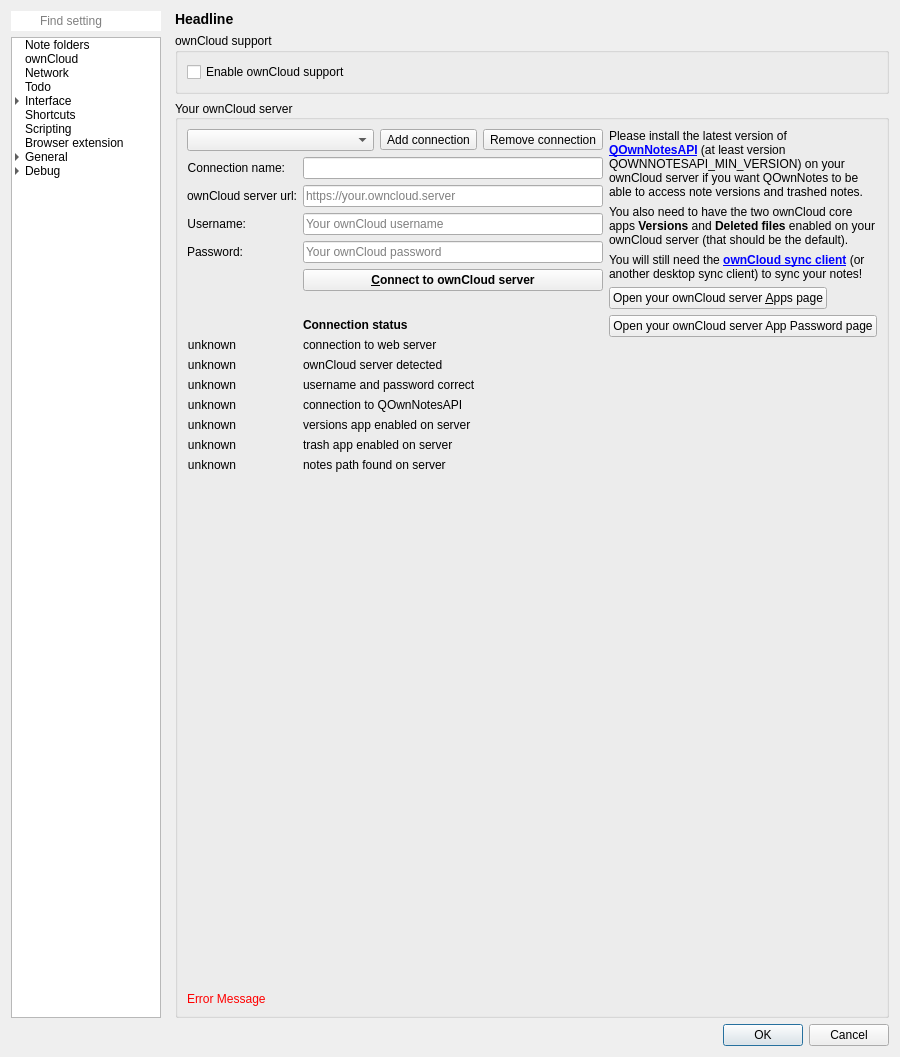
This is src/dialogs/settingsdialog.ui in pbek/QOwnNotes as Qt 5 draws it before an edit. The edited form follows.
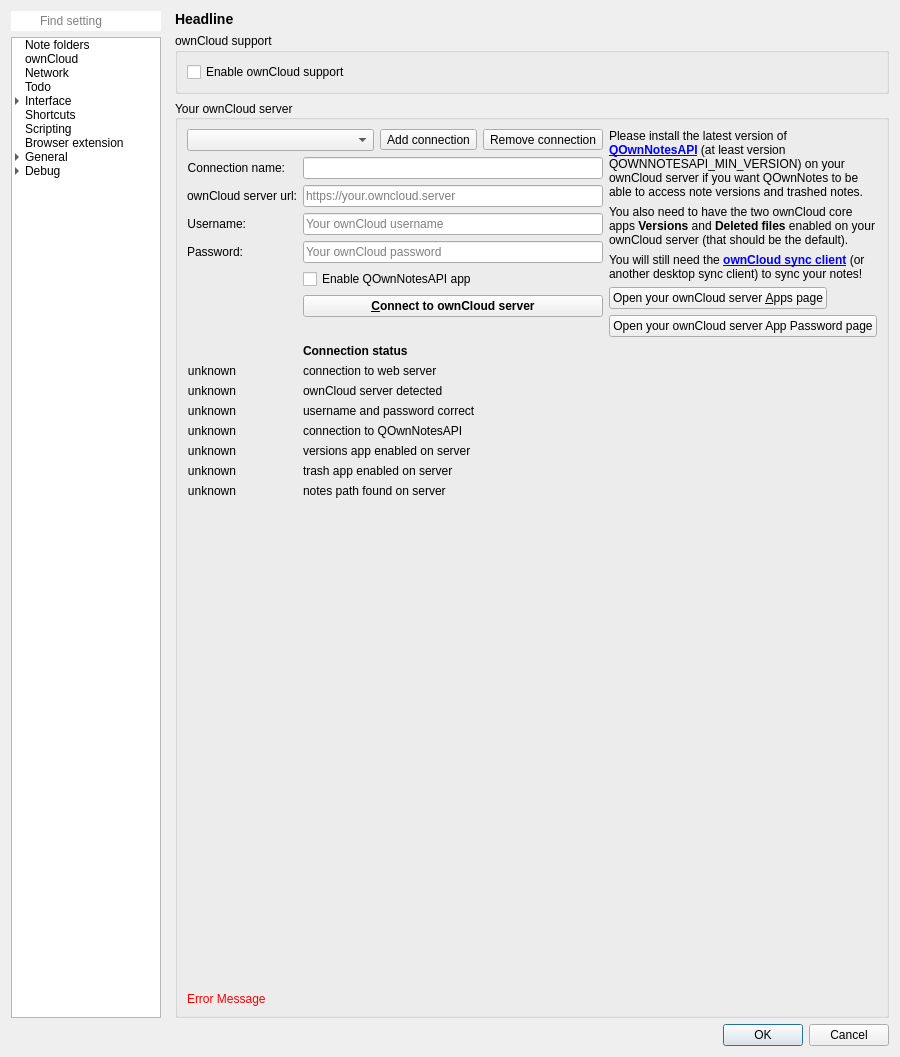
This is the edited form. The open tabs and pages were chosen to show the change. Icons and pictures are not drawn. Custom widgets are drawn as their Qt base class.

Commit message: Add QOwnNotesAPI app disabling

Patch:
```diff
--- a/src/dialogs/settingsdialog.ui
+++ b/src/dialogs/settingsdialog.ui
@@ -1193,7 +1193,7 @@
                     </property>
                    </widget>
                   </item>
-                  <item row="7" column="1">
+                  <item row="8" column="1">
                    <widget class="QPushButton" name="connectButton">
                     <property name="sizePolicy">
                      <sizepolicy hsizetype="Minimum" vsizetype="Fixed">
@@ -1222,7 +1222,7 @@
                     </property>
                    </widget>
                   </item>
-                  <item row="9" column="1">
+                  <item row="10" column="1">
                    <widget class="QLabel" name="okLabelStatus">
                     <property name="sizePolicy">
                      <sizepolicy hsizetype="Preferred" vsizetype="Fixed">
@@ -1238,7 +1238,7 @@
                     </property>
                    </widget>
                   </item>
-                  <item row="10" column="0">
+                  <item row="11" column="0">
                    <widget class="QLabel" name="ok1Label">
                     <property name="text">
                      <string>unknown</string>
@@ -1248,14 +1248,14 @@
                     </property>
                    </widget>
                   </item>
-                  <item row="10" column="1">
+                  <item row="11" column="1">
                    <widget class="QLabel" name="check1Label">
                     <property name="text">
                      <string>connection to web server</string>
                     </property>
                    </widget>
                   </item>
-                  <item row="11" column="0">
+                  <item row="12" column="0">
                    <widget class="QLabel" name="ok2Label">
                     <property name="text">
                      <string>unknown</string>
@@ -1265,14 +1265,14 @@
                     </property>
                    </widget>
                   </item>
-                  <item row="11" column="1">
+                  <item row="12" column="1">
                    <widget class="QLabel" name="check2Label">
                     <property name="text">
                      <string>ownCloud server detected</string>
                     </property>
                    </widget>
                   </item>
-                  <item row="12" column="0">
+                  <item row="13" column="0">
                    <widget class="QLabel" name="ok3Label">
                     <property name="text">
                      <string>unknown</string>
@@ -1282,14 +1282,14 @@
                     </property>
                    </widget>
                   </item>
-                  <item row="12" column="1">
+                  <item row="13" column="1">
                    <widget class="QLabel" name="check3Label">
                     <property name="text">
                      <string>username and password correct</string>
                     </property>
                    </widget>
                   </item>
-                  <item row="13" column="0">
+                  <item row="14" column="0">
                    <widget class="QLabel" name="ok4Label">
                     <property name="text">
                      <string>unknown</string>
@@ -1299,14 +1299,14 @@
                     </property>
                    </widget>
                   </item>
-                  <item row="13" column="1">
+                  <item row="14" column="1">
                    <widget class="QLabel" name="check4Label">
                     <property name="text">
                      <string>connection to QOwnNotesAPI</string>
                     </property>
                    </widget>
                   </item>
-                  <item row="14" column="0">
+                  <item row="15" column="0">
                    <widget class="QLabel" name="ok6Label">
                     <property name="text">
                      <string>unknown</string>
@@ -1316,14 +1316,14 @@
                     </property>
                    </widget>
                   </item>
-                  <item row="14" column="1">
+                  <item row="15" column="1">
                    <widget class="QLabel" name="check6Label">
                     <property name="text">
                      <string>versions app enabled on server</string>
                     </property>
                    </widget>
                   </item>
-                  <item row="15" column="0">
+                  <item row="16" column="0">
                    <widget class="QLabel" name="ok7Label">
                     <property name="text">
                      <string>unknown</string>
@@ -1333,14 +1333,14 @@
                     </property>
                    </widget>
                   </item>
-                  <item row="15" column="1">
+                  <item row="16" column="1">
                    <widget class="QLabel" name="check7Label">
                     <property name="text">
                      <string>trash app enabled on server</string>
                     </property>
                    </widget>
                   </item>
-                  <item row="16" column="0">
+                  <item row="17" column="0">
                    <widget class="QLabel" name="ok8Label">
                     <property name="text">
                      <string>unknown</string>
@@ -1350,14 +1350,14 @@
                     </property>
                    </widget>
                   </item>
-                  <item row="16" column="1">
+                  <item row="17" column="1">
                    <widget class="QLabel" name="check8Label">
                     <property name="text">
                      <string>notes path found on server</string>
                     </property>
                    </widget>
                   </item>
-                  <item row="17" column="1">
+                  <item row="18" column="1">
                    <spacer name="verticalSpacer_2">
                     <property name="orientation">
                      <enum>Qt::Vertical</enum>
@@ -1370,7 +1370,7 @@
                     </property>
                    </spacer>
                   </item>
-                  <item row="8" column="1">
+                  <item row="9" column="1">
                    <spacer name="verticalSpacer_18">
                     <property name="orientation">
                      <enum>Qt::Vertical</enum>
@@ -1386,6 +1386,13 @@
                     </property>
                    </spacer>
                   </item>
+                  <item row="7" column="1">
+                   <widget class="QCheckBox" name="appQOwnNotesAPICheckBox">
+                    <property name="text">
+                     <string>Enable QOwnNotesAPI app</string>
+                    </property>
+                   </widget>
+                  </item>
                  </layout>
                 </item>
                </layout>
```
Left out of the diff: 2 changed lines with no effect on the pictures. The commit also changes 8 other files.
